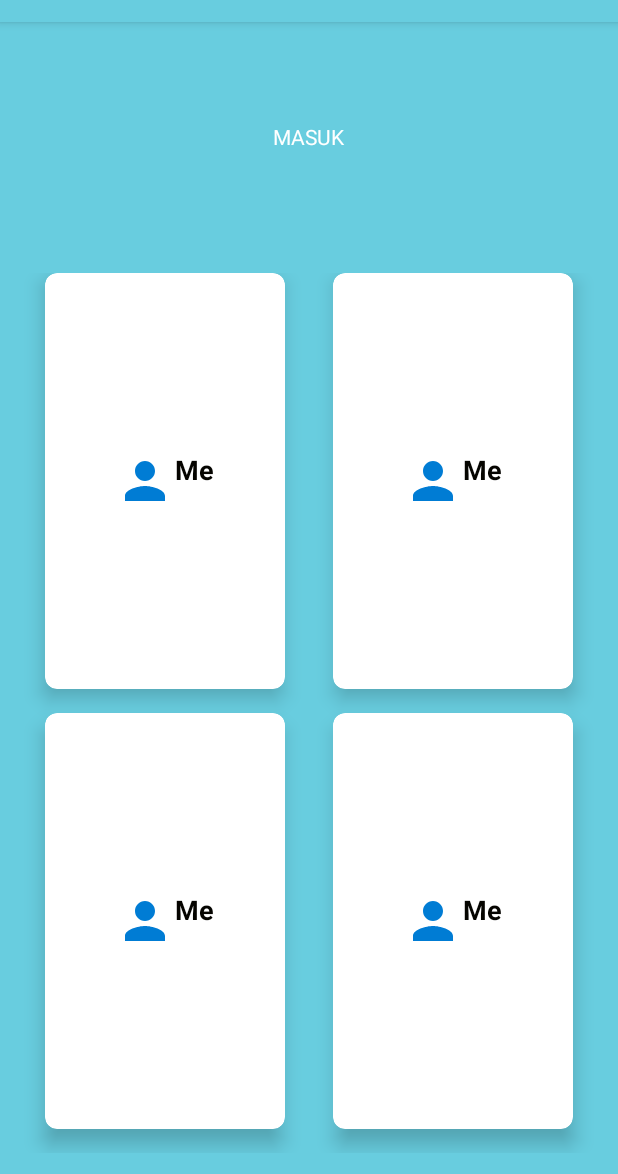
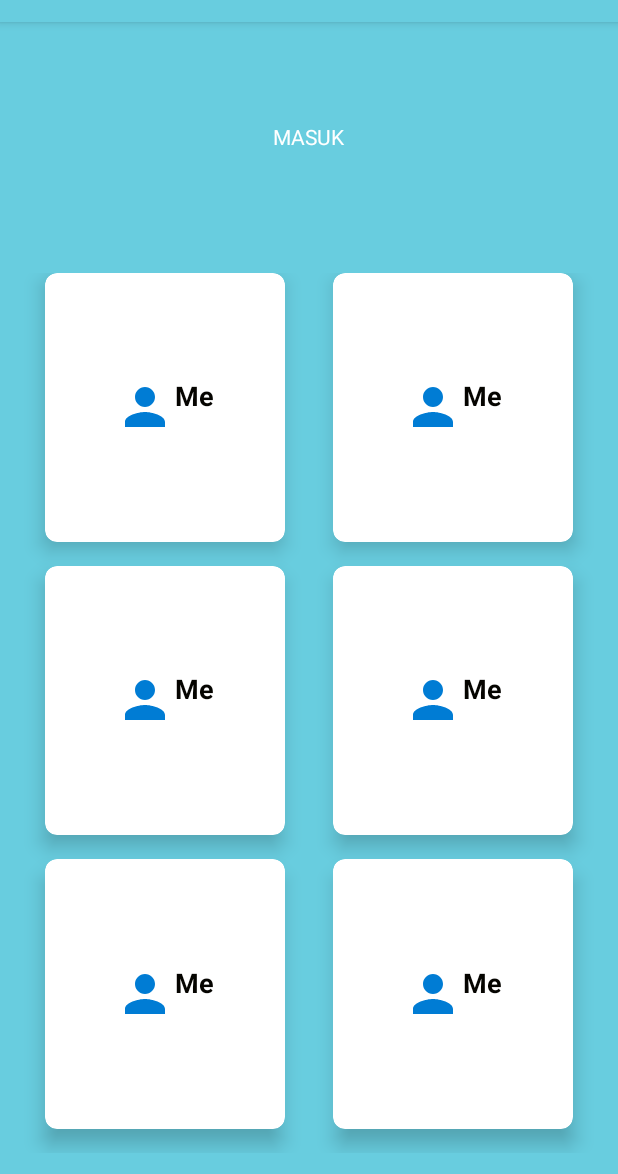
Before and after one commit to wildantf/E-Maos, an Android app: the fragment OfflineBook shown on its own in the app's theme, on a phone screen of 412 x 824 dp, the part 62-1236 px from its top. Run offline under Robolectric (Android 15) with nearby library versions, the phone set to English and light mode, and no system bars.

Commit message:
Menambah fragment offline book da ebook (tabbed page)

```diff
--- a/app/src/main/res/layout/fragment_offline_book.xml
+++ b/app/src/main/res/layout/fragment_offline_book.xml
@@ -35,6 +35,86 @@
         <!--col 1-->
 <!--        android:layout_columnWeight="1"-->
 <!--        android:layout_rowWeight="1"-->
+        <androidx.cardview.widget.CardView
+            android:layout_width="0dp"
+            android:layout_height="0dp"
+            android:layout_marginBottom="16dp"
+            android:layout_marginLeft="16dp"
+            android:layout_marginRight="16dp"
+            android:layout_columnWeight="1"
+            android:layout_rowWeight="1"
+            app:cardElevation="8dp"
+            app:cardCornerRadius="8dp">
+
+            <LinearLayout
+                android:layout_gravity="center_horizontal|center_vertical"
+                android:layout_margin="16dp"
+                android:layout_width="wrap_content"
+                android:layout_height="wrap_content">
+                <androidx.appcompat.widget.AppCompatImageView
+                    android:src="@drawable/ic_person_blue_40dp"
+                    android:layout_gravity="center_horizontal"
+                    android:layout_width="wrap_content"
+                    android:layout_height="wrap_content">
+                </androidx.appcompat.widget.AppCompatImageView>
+                <TextView
+                    android:text="Me"
+                    android:textAlignment="center"
+                    android:textColor="@color/black"
+                    android:textSize="18sp"
+                    android:textStyle="bold"
+                    android:layout_width="wrap_content"
+                    android:layout_height="wrap_content"
+                    android:gravity="center_horizontal">
+
+                </TextView>
+
+            </LinearLayout>
+        </androidx.cardview.widget.CardView>
+        <!--row 1-->
+        <!--col 1-->
+        <!--        android:layout_columnWeight="1"-->
+        <!--        android:layout_rowWeight="1"-->
+        <androidx.cardview.widget.CardView
+            android:layout_width="0dp"
+            android:layout_height="0dp"
+            android:layout_marginBottom="16dp"
+            android:layout_marginLeft="16dp"
+            android:layout_marginRight="16dp"
+            android:layout_columnWeight="1"
+            android:layout_rowWeight="1"
+            app:cardElevation="8dp"
+            app:cardCornerRadius="8dp">
+
+            <LinearLayout
+                android:layout_gravity="center_horizontal|center_vertical"
+                android:layout_margin="16dp"
+                android:layout_width="wrap_content"
+                android:layout_height="wrap_content">
+                <androidx.appcompat.widget.AppCompatImageView
+                    android:src="@drawable/ic_person_blue_40dp"
+                    android:layout_gravity="center_horizontal"
+                    android:layout_width="wrap_content"
+                    android:layout_height="wrap_content">
+                </androidx.appcompat.widget.AppCompatImageView>
+                <TextView
+                    android:text="Me"
+                    android:textAlignment="center"
+                    android:textColor="@color/black"
+                    android:textSize="18dp"
+                    android:textStyle="bold"
+                    android:layout_width="wrap_content"
+                    android:layout_height="wrap_content"
+                    android:gravity="center_horizontal">
+
+                </TextView>
+
+            </LinearLayout>
+        </androidx.cardview.widget.CardView>
+        <!--row 1-->
+        <!--col 1-->
+        <!--        android:layout_columnWeight="1"-->
+        <!--        android:layout_rowWeight="1"-->
         <androidx.cardview.widget.CardView
             android:layout_width="0dp"
             android:layout_height="0dp"
```
